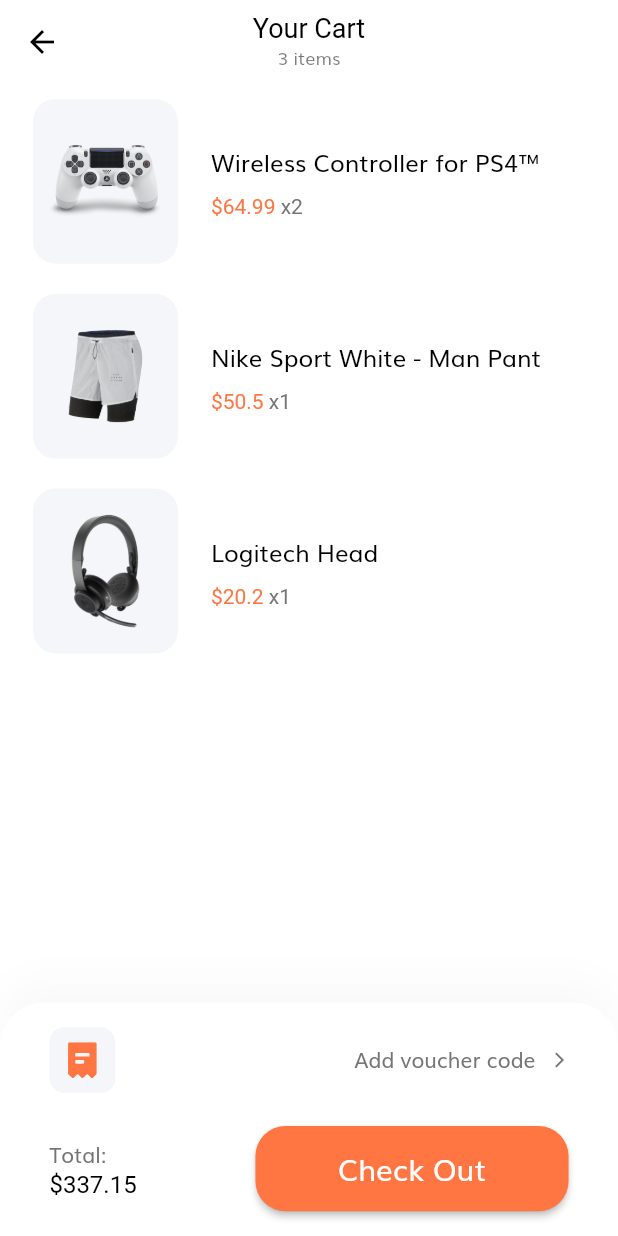
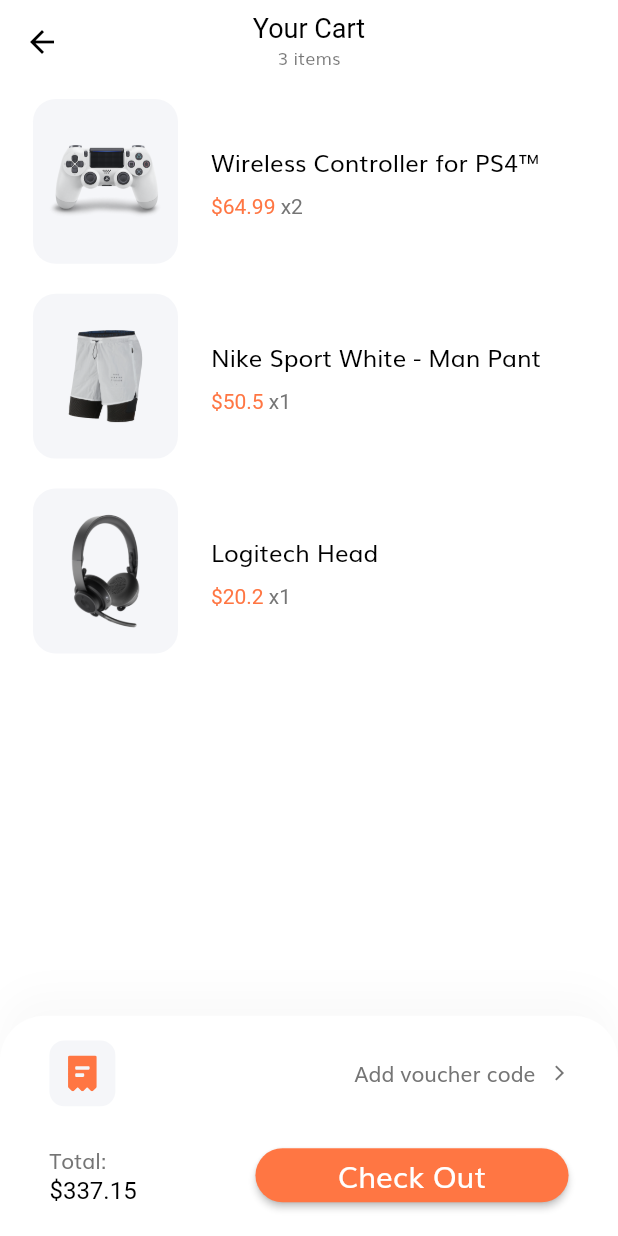
Before and after one commit to mah97moud/Flutter_Ui_Design, a Flutter app: the CartScreen screen opened by its route, on a phone screen of 412 x 824 dp. Run offline on Flutter 3.47's test engine with Material 2 defaults, Android fonts, the phone set to English and light mode, and no system bars; our stand-ins replace flutter_svg.

Commit message:
update default button

```diff
--- a/lib/shared/components/components.dart
+++ b/lib/shared/components/components.dart
@@ -56,7 +56,7 @@
   Widget build(BuildContext context) {
     return SizedBox(
       width: double.infinity,
-      height: getProportionateScreenHeight(56),
+      // height: getProportionateScreenWidth(56),
       child: ElevatedButton(
         onPressed: press,
         style: ButtonStyle(
```
